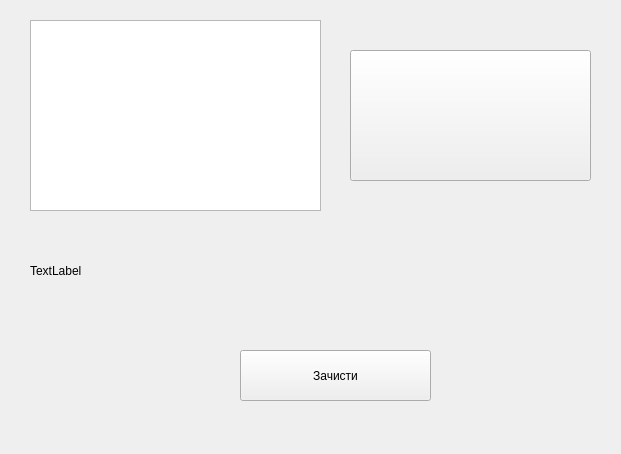
Qt form show_results.ui (bitterfly/secret_santa) before a commit.
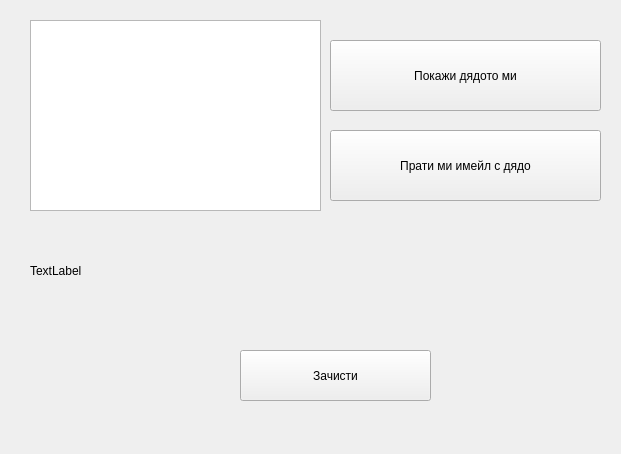
The same form after that commit.

Commit message: support emails

The edit to the form file:
```diff
--- a/show_results.ui
+++ b/show_results.ui
@@ -45,14 +45,14 @@
   <widget class="QPushButton" name="btnSure">
    <property name="geometry">
     <rect>
-     <x>350</x>
-     <y>50</y>
-     <width>241</width>
-     <height>131</height>
+     <x>330</x>
+     <y>40</y>
+     <width>271</width>
+     <height>71</height>
     </rect>
    </property>
    <property name="text">
-    <string/>
+    <string>Покажи дядото ми</string>
    </property>
   </widget>
   <widget class="QLabel" name="lblSanta">
@@ -68,6 +68,19 @@
     <string>TextLabel</string>
    </property>
   </widget>
+  <widget class="QPushButton" name="btnSend">
+   <property name="geometry">
+    <rect>
+     <x>330</x>
+     <y>130</y>
+     <width>271</width>
+     <height>71</height>
+    </rect>
+   </property>
+   <property name="text">
+    <string>Прати ми имейл с дядо</string>
+   </property>
+  </widget>
  </widget>
  <resources/>
  <connections/>
```
Left out of the diff: 2 changed lines with no effect on the pictures. The commit also changes 2 other files.
